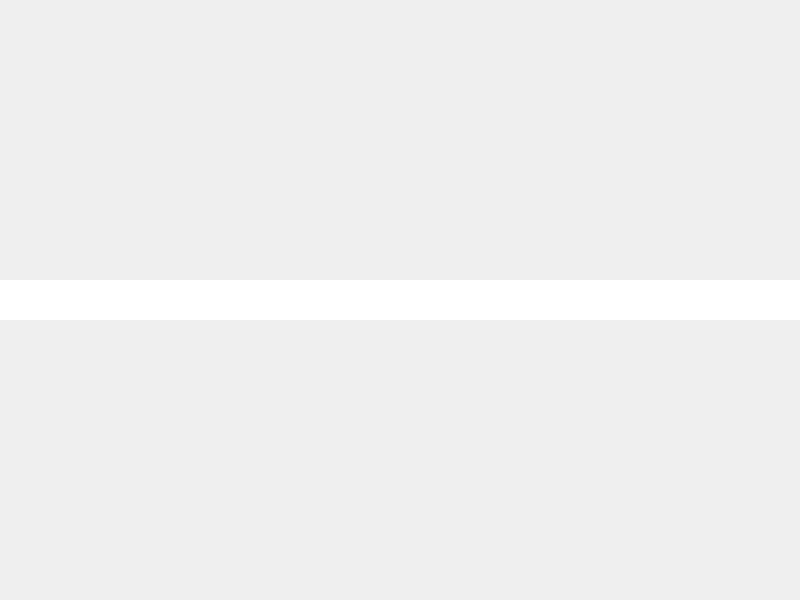
Before: the Qt Designer form SnailIOTMonitoring/src/ui/statusbar.ui in Amber-muyu/Qt_Project, drawn with Qt 5.
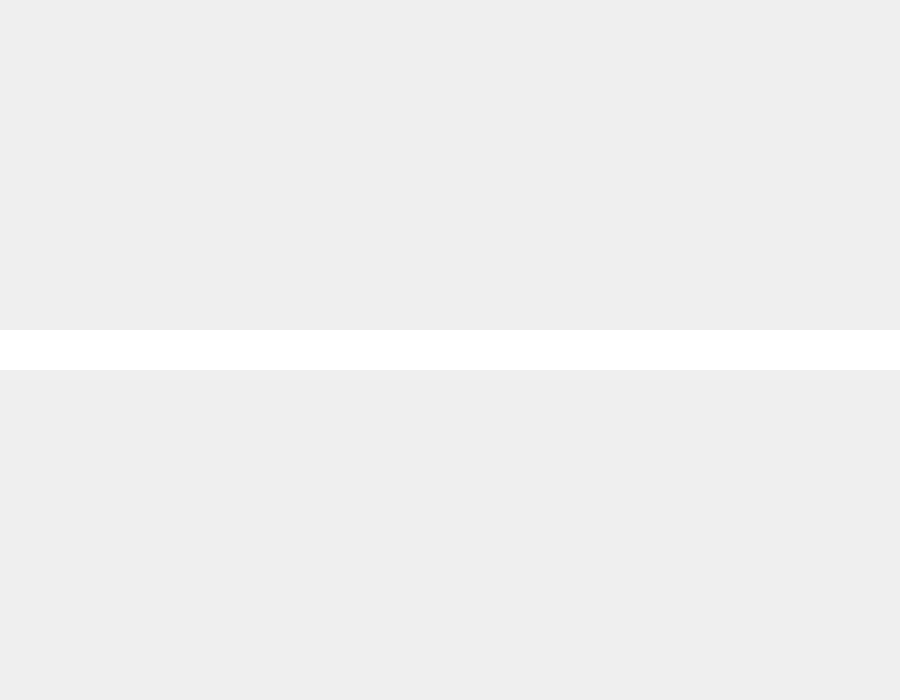
After: the same form once the commit is applied.

Patch:
```diff
--- a/SnailIOTMonitoring/src/ui/statusbar.ui
+++ b/SnailIOTMonitoring/src/ui/statusbar.ui
@@ -6,8 +6,8 @@
    <rect>
     <x>0</x>
     <y>0</y>
-    <width>800</width>
-    <height>600</height>
+    <width>900</width>
+    <height>700</height>
    </rect>
   </property>
   <property name="windowTitle">
```
